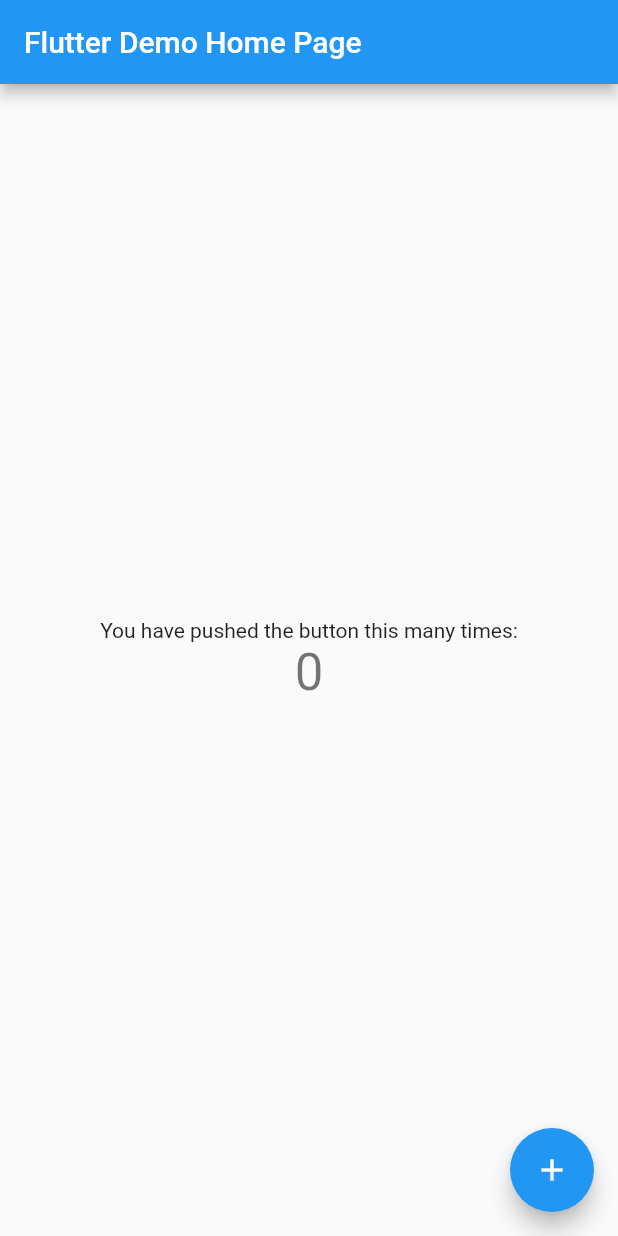
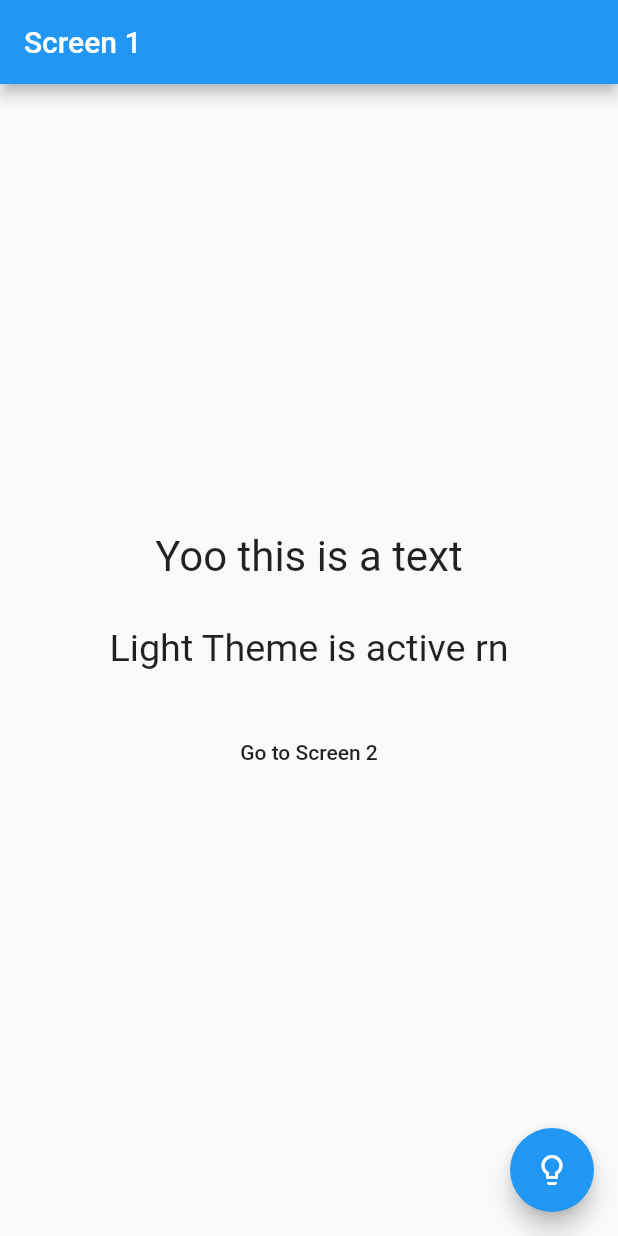
Before and after one commit to ashitechdev/provider-complete, a Flutter app: the screen it shows after launch, on a phone screen of 412 x 824 dp. Run offline on Flutter 3.47's test engine with Material 2 defaults, Android fonts, the phone set to English and light mode, and no system bars.

Commit message:
add a text displaying current theme

```diff
--- /dev/null
+++ b/provider_theme_changer/lib/Model/thememodel.dart
@@ -0,0 +1,14 @@
+import 'package:flutter/material.dart';
+
+class ThemeModel with ChangeNotifier {
+  var currentTheme = ThemeData.light();
+
+  changeTheme() {
+    if (currentTheme == ThemeData.light()) {
+      currentTheme = ThemeData.dark();
+    } else {
+      currentTheme = ThemeData.light();
+    }
+    notifyListeners();
+  }
+}
--- a/provider_theme_changer/lib/main.dart
+++ b/provider_theme_changer/lib/main.dart
@@ -1,117 +1,150 @@
 import 'package:flutter/material.dart';
+import 'package:provider/provider.dart';
+
+import 'Model/thememodel.dart';
 
 void main() {
-  runApp(MyApp());
+  runApp(
+    MaterialApp(
+      home: ChangeNotifierProvider<ThemeModel>(
+        create: (_) => ThemeModel(),
+        child: MyApp(),
+      ),
+    ),
+  );
 }
 
 class MyApp extends StatelessWidget {
-  // This widget is the root of your application.
   @override
   Widget build(BuildContext context) {
     return MaterialApp(
-      title: 'Flutter Demo',
-      theme: ThemeData(
-        // This is the theme of your application.
-        //
-        // Try running your application with "flutter run". You'll see the
-        // application has a blue toolbar. Then, without quitting the app, try
-        // changing the primarySwatch below to Colors.green and then invoke
-        // "hot reload" (press "r" in the console where you ran "flutter run",
-        // or simply save your changes to "hot reload" in a Flutter IDE).
-        // Notice that the counter didn't reset back to zero; the application
-        // is not restarted.
-        primarySwatch: Colors.blue,
-        // This makes the visual density adapt to the platform that you run
-        // the app on. For desktop platforms, the controls will be smaller and
-        // closer together (more dense) than on mobile platforms.
-        visualDensity: VisualDensity.adaptivePlatformDensity,
-      ),
-      home: MyHomePage(title: 'Flutter Demo Home Page'),
+      /// theme of the whole App under this Material Widget i.e. Screen1 and Screen2
+      theme: Provider.of<ThemeModel>(context, listen: true).currentTheme,
+      home: Screen1(),
     );
   }
 }
 
-class MyHomePage extends StatefulWidget {
-  MyHomePage({Key key, this.title}) : super(key: key);
-
-  // This widget is the home page of your application. It is stateful, meaning
-  // that it has a State object (defined below) that contains fields that affect
-  // how it looks.
-
-  // This class is the configuration for the state. It holds the values (in this
-  // case the title) provided by the parent (in this case the App widget) and
-  // used by the build method of the State. Fields in a Widget subclass are
-  // always marked "final".
-
-  final String title;
-
-  @override
-  _MyHomePageState createState() => _MyHomePageState();
-}
-
-class _MyHomePageState extends State<MyHomePage> {
-  int _counter = 0;
-
-  void _incrementCounter() {
-    setState(() {
-      // This call to setState tells the Flutter framework that something has
-      // changed in this State, which causes it to rerun the build method below
-      // so that the display can reflect the updated values. If we changed
-      // _counter without calling setState(), then the build method would not be
-      // called again, and so nothing would appear to happen.
-      _counter++;
-    });
-  }
-
+/// Screen 1
+class Screen1 extends StatelessWidget {
   @override
   Widget build(BuildContext context) {
-    // This method is rerun every time setState is called, for instance as done
-    // by the _incrementCounter method above.
-    //
-    // The Flutter framework has been optimized to make rerunning build methods
-    // fast, so that you can just rebuild anything that needs updating rather
-    // than having to individually change instances of widgets.
     return Scaffold(
       appBar: AppBar(
-        // Here we take the value from the MyHomePage object that was created by
-        // the App.build method, and use it to set our appbar title.
-        title: Text(widget.title),
+        title: Text("Screen 1"),
+      ),
+      floatingActionButton: FloatingActionButton(
+        child: Icon(
+          Icons.lightbulb_outline,
+        ),
+        onPressed: () {
+          Provider.of<ThemeModel>(context, listen: false).changeTheme();
+        },
+        tooltip: "Change Theme",
       ),
       body: Center(
-        // Center is a layout widget. It takes a single child and positions it
-        // in the middle of the parent.
         child: Column(
-          // Column is also a layout widget. It takes a list of children and
-          // arranges them vertically. By default, it sizes itself to fit its
-          // children horizontally, and tries to be as tall as its parent.
-          //
-          // Invoke "debug painting" (press "p" in the console, choose the
-          // "Toggle Debug Paint" action from the Flutter Inspector in Android
-          // Studio, or the "Toggle Debug Paint" command in Visual Studio Code)
-          // to see the wireframe for each widget.
-          //
-          // Column has various properties to control how it sizes itself and
-          // how it positions its children. Here we use mainAxisAlignment to
-          // center the children vertically; the main axis here is the vertical
-          // axis because Columns are vertical (the cross axis would be
-          // horizontal).
           mainAxisAlignment: MainAxisAlignment.center,
-          children: <Widget>[
-            Text(
-              'You have pushed the button this many times:',
+          children: [
+            Container(
+              child: Text(
+                "Yoo this is a text",
+                textScaleFactor: 2.0,
+              ),
             ),
-            Text(
-              '$_counter',
-              style: Theme.of(context).textTheme.headline4,
+            SizedBox(
+              height: 30,
             ),
+
+            /// lets use Provider.of to check which theme is currently active
+            Container(
+              child:
+                  Provider.of<ThemeModel>(context, listen: true).currentTheme ==
+                          ThemeData.light()
+                      ? Text(
+                          "Light Theme is active rn",
+                          textScaleFactor: 1.8,
+                        )
+                      : Text(
+                          "Dark Theme is active rn",
+                          textScaleFactor: 1.8,
+                        ),
+            ),
+
+            SizedBox(
+              height: 30,
+            ),
+            FlatButton(
+                onPressed: () {
+                  Navigator.of(context)
+                      .push(MaterialPageRoute(builder: (context) {
+                    return Screen2();
+                  }));
+                },
+                child: Text("Go to Screen 2"))
           ],
         ),
       ),
-      floatingActionButton: FloatingActionButton(
-        onPressed: _incrementCounter,
-        tooltip: 'Increment',
-        child: Icon(Icons.add),
-      ), // This trailing comma makes auto-formatting nicer for build methods.
     );
   }
 }
+
+///Screen 2
+class Screen2 extends StatelessWidget {
+  @override
+  Widget build(BuildContext context) {
+    return Scaffold(
+      appBar: AppBar(
+        title: Text("Screen 2"),
+      ),
+      floatingActionButton: FloatingActionButton(
+        child: Icon(
+          Icons.lightbulb_outline,
+        ),
+        tooltip: "Change Theme",
+        onPressed: () {
+          Provider.of<ThemeModel>(context, listen: false).changeTheme();
+        },
+      ),
+      body: Center(
+        child: Column(
+          mainAxisAlignment: MainAxisAlignment.center,
+          children: [
+            Container(
+              child: Text(
+                "Yoo this is a text",
+                textScaleFactor: 2.0,
+              ),
+            ),
+            SizedBox(
+              height: 30,
+            ),
+
+            /// lets use Provider.of to check which theme is currently active
+            Container(
+              child:
+                  Provider.of<ThemeModel>(context, listen: true).currentTheme ==
+                          ThemeData.light()
+                      ? Text(
+                          "Light Theme is active rn",
+                          textScaleFactor: 1.8,
+                        )
+                      : Text(
+                          "Dark Theme is active rn",
+                          textScaleFactor: 1.8,
+                        ),
+            ),
+            SizedBox(
+              height: 30,
+            ),
+            FlatButton(
+                onPressed: () {
+                  Navigator.of(context).pop();
+                },
+                child: Text("Back to Screen 1"))
+          ],
+        ),
+      ),
+    );
+  }
+}
```
Also changed, not shown: provider_theme_changer/pubspec.yaml (+1 -34 lines), provider_theme_changer/pubspec.lock.
